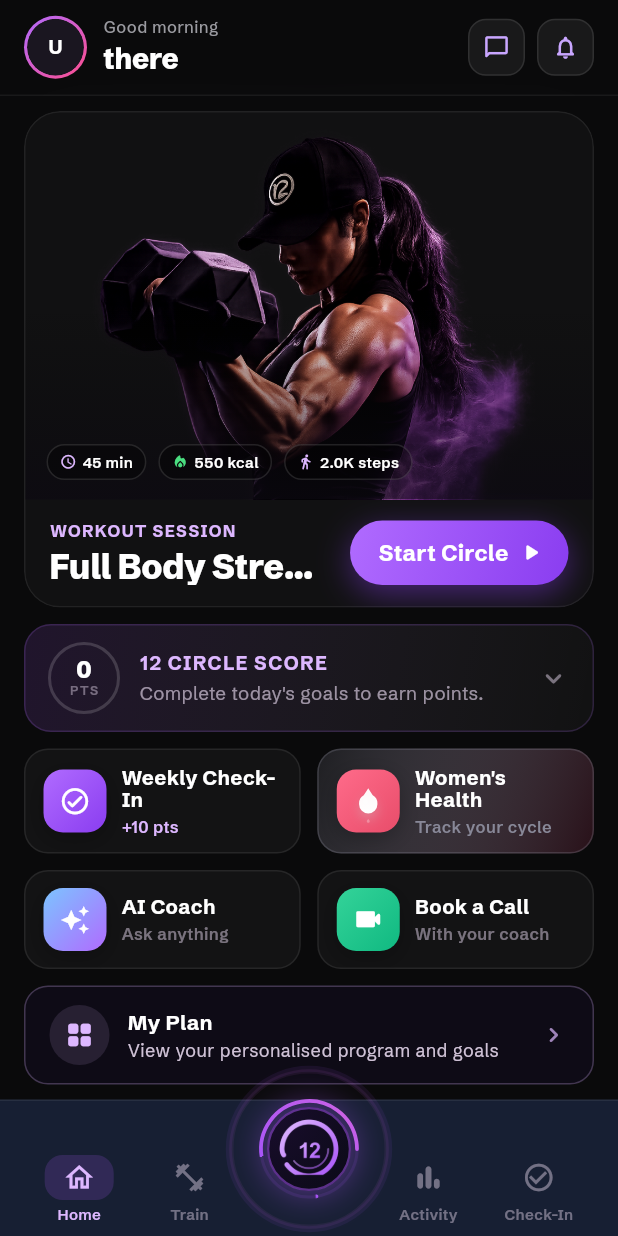
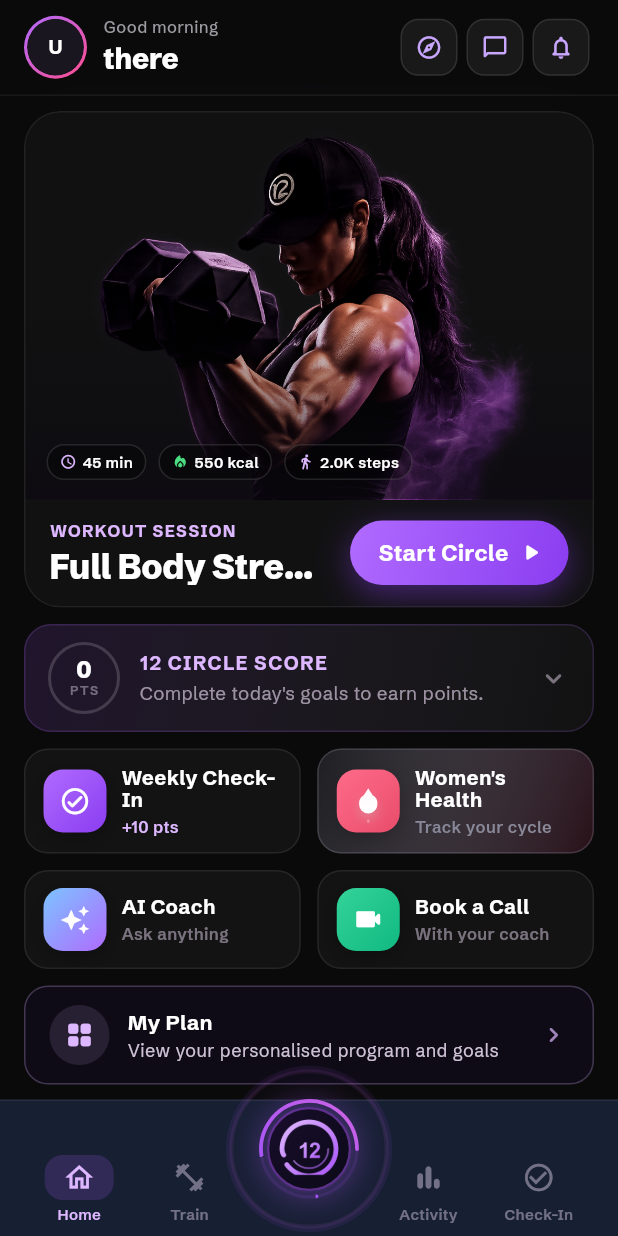
Before and after one commit to akutonsol/12circlefitness, a Flutter app: the HomeScreen screen opened by its route, on a phone screen of 412 x 824 dp. Run offline on Flutter 3.47's test engine with Material 3 defaults, Android fonts, the phone set to English and light mode, and no system bars; our stand-ins replace audioplayers, cached_network_image, dio, flutter_animate, flutter_local_notifications, flutter_riverpod and 6 more; missing offline and left inert: dart:html, dart:ui_web, mobile_scanner, record; accounts and stored records are empty.

Commit message:
feat(fitness): FIT-001 top bar — add Directory, name the icon controls, fix targets
FIT-001's subtitle is "Activity folded in · Directory moved to the top bar" and
its frame carries three 44x44 controls: Directory (ph-compass), Messages
(ph-chat-circle) and Notifications (ph-bell, with an unread dot).

Two defects, one omission:

1. DIRECTORY WAS ABSENT. The bar had Messages and Notifications only. This is
   the control that makes the five-tab navigation possible: /directory is the
   SOLE entry to /events and the primary entry to /classes, /challenges,
   /community and /progress, and the design RELOCATES it here rather than
   deleting it. That withdraws the stranding objection recorded against F-14.

2. THE CONTROLS HAD NO ACCESSIBLE NAMES. A compass, a speech bubble and a bell
   with nothing else to go on — the tree reported them unlabelled and a screen
   reader announced nothing, the same defect measured on the password toggle.
   FIT-001 supplies all three names, so none is invented.

3. THE TARGET WAS 38x38, below the 44dp floor the design's `tap` component
   sets. The visual chip stays 38px — `tap` is a 44x44 TARGET, not a 44px box —
   so the hit area is constrained rather than the decoration, and the bar looks
   unchanged.

GUARD A-G7, mutation-tested: removing a label fails two assertions.

RUNTIME VERIFIED on emulator-5554, signed in as the p1-victim fixture:
  Directory      44.2 x 62.9 dp  clickable
  Messages       43.8 x 62.9 dp  clickable
  Notifications  44.2 x 62.9 dp  clickable
All three named and reachable. The 43.8 is the 2.625-density rounding artifact
already recorded for the password toggle — 44 logical px renders as 115
physical, which reads back as 43.8dp. No E/flutter, FATAL, RenderFlex or
overflow.

Fixture hygiene: onboarding_complete flipped to reach /home and restored;
re-read confirms false, role client. Device cleared.

870 tests pass.

Co-Authored-By: Claude Opus 5 <noreply@anthropic.com>

```diff
--- a/apps/mobile/lib/core/widgets/app_top_nav.dart
+++ b/apps/mobile/lib/core/widgets/app_top_nav.dart
@@ -110,14 +110,24 @@ class AppTopNavRow extends ConsumerWidget {
           ],
         ),
       ),
-      const SizedBox(width: 8),
+      // FIT-001 places three controls in the Home bar: Directory, Messages,
+      // Notifications. Directory was absent. The design moves it here from the
+      // bottom FAB ("Activity folded in · Directory moved to the top bar"),
+      // which is what frees a bottom slot without stranding /events, /classes,
+      // /challenges or /community — see F-14 in docs/QA_EVIDENCE.md.
+      _NavIconButton(
+        icon: Icons.explore_outlined,
+        label: 'Directory',
+        onTap: () => context.go('/directory'),
+      ),
       _NavIconButton(
         icon: Icons.chat_bubble_outline_rounded,
+        label: 'Messages',
         onTap: () => context.go('/messages'),
       ),
-      const SizedBox(width: 8),
       _NavIconButton(
         icon: Icons.notifications_none_rounded,
+        label: 'Notifications',
         showDot: unread > 0,
         onTap: () => context.push('/notifications'),
       ),
@@ -142,12 +152,32 @@ class _NavIconButton extends StatelessWidget {
   final IconData icon;
   final bool showDot;
   final VoidCallback onTap;
-  const _NavIconButton({required this.icon, this.showDot = false, required this.onTap});
+  /// Accessible name. These are icon-only controls: without it the tree reports
+  /// them unlabelled and a screen reader announces nothing. FIT-001 supplies
+  /// the wording for all three ("Directory", "Messages", "Notifications"), so
+  /// none of it is invented here.
+  final String label;
+  const _NavIconButton({
+    required this.icon,
+    this.showDot = false,
+    required this.onTap,
+    required this.label,
+  });
 
   @override
-  Widget build(BuildContext context) => GestureDetector(
+  Widget build(BuildContext context) => Semantics(
+        button: true,
+        label: label,
+        child: GestureDetector(
         onTap: onTap,
+        behavior: HitTestBehavior.opaque,
+        // The visual chip stays 38px — the design's `tap` component is a 44x44
+        // TARGET, not a 44px box. Constraining the hit area rather than the
+        // decoration keeps the bar's appearance and clears the floor.
         child: Container(
+          constraints: const BoxConstraints(minWidth: 44, minHeight: 44),
+          alignment: Alignment.center,
+          child: Container(
           width: 38,
           height: 38,
           decoration: BoxDecoration(
@@ -173,6 +203,8 @@ class _NavIconButton extends StatelessWidget {
               ),
           ]),
         ),
+        ),
+      ),
       );
 }
 
```
Also changed, not shown: 1 other file.
